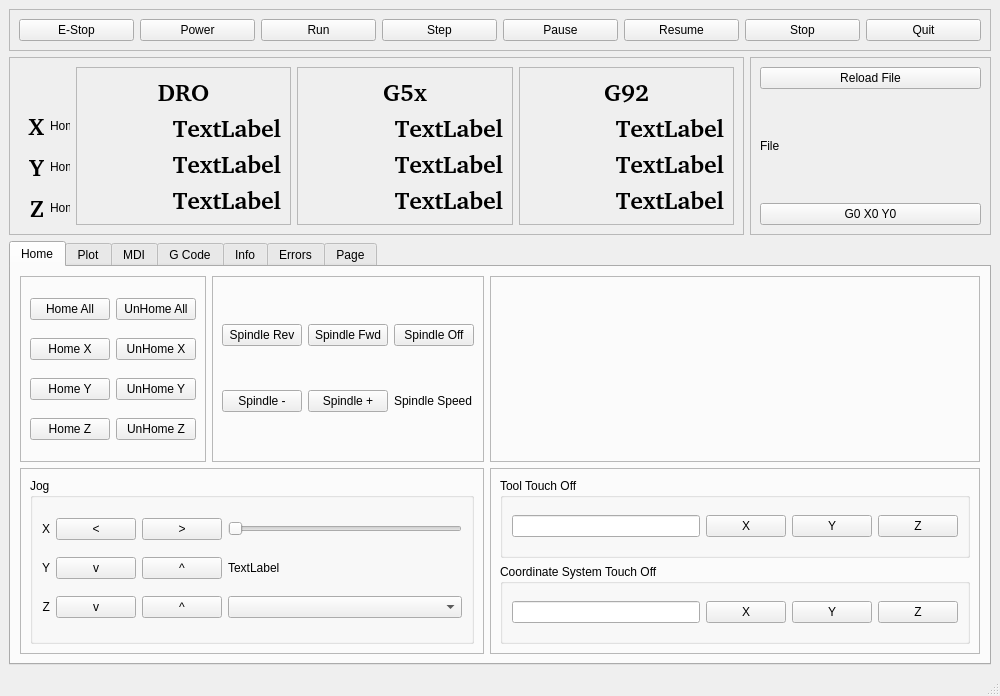
This is examples/touch/touch.ui in jethornton/flexgui as Qt 5 draws it before an edit. The edited form follows.
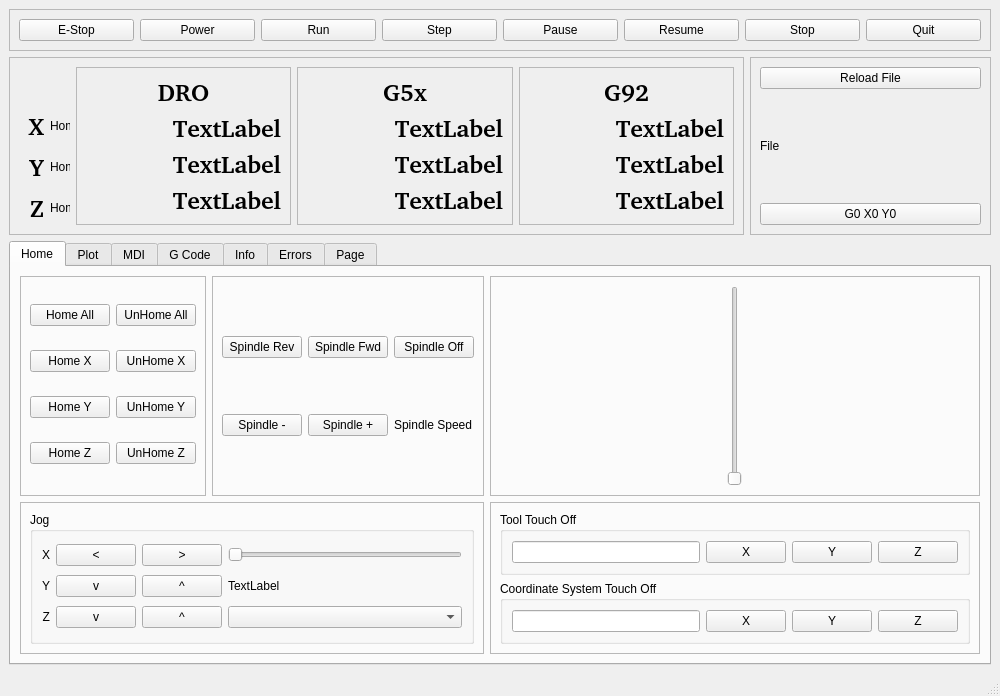
This is the edited form.

```diff
--- a/examples/touch/touch.ui
+++ b/examples/touch/touch.ui
@@ -223,7 +223,15 @@
           <property name="frameShadow">
            <enum>QFrame::Raised</enum>
           </property>
-          <layout class="QGridLayout" name="gridLayout_13"/>
+          <layout class="QGridLayout" name="gridLayout_13">
+           <item row="0" column="0">
+            <widget class="QSlider" name="verticalSlider">
+             <property name="orientation">
+              <enum>Qt::Vertical</enum>
+             </property>
+            </widget>
+           </item>
+          </layout>
          </widget>
         </item>
         <item row="1" column="0" colspan="2">
```
